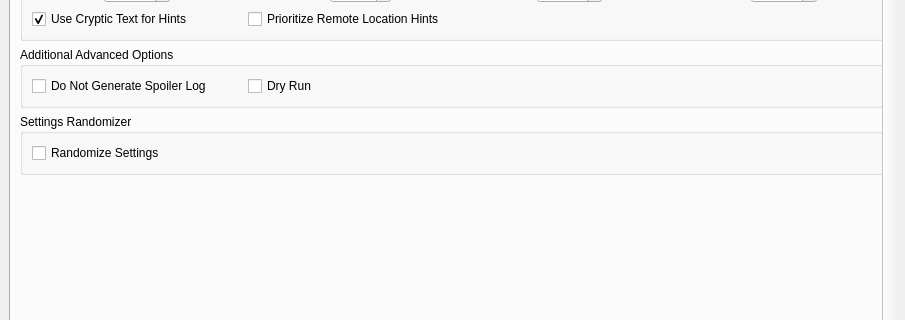
First picture: the form in wwr_ui/randomizer_window.ui, repository Aelire/wwrando, before the edit; both pictures show x 0 to 905 and y 258 to 578 of the 905 by 744 pixel window.
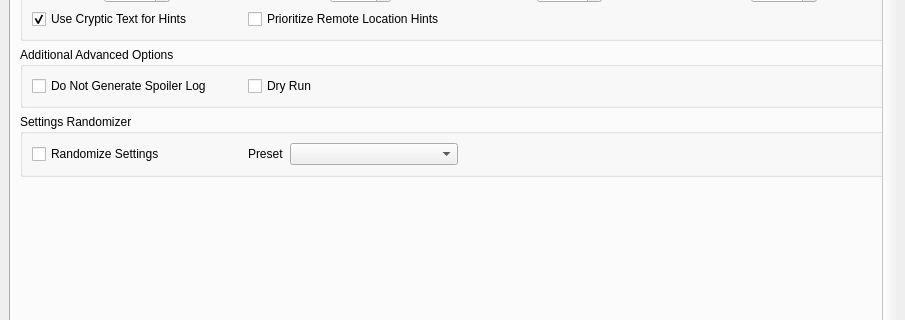
Second picture: the form after the edit. The open tabs and pages were chosen to show the change. Custom widgets are drawn as their Qt base class.

Commit message:
Introduce support for multiple presets of random settings
Prepare for splitting random settings into multiple difficulties.
Add UI for choosing a preset, and update randomizer to load from preset
given as option

Patch:
```diff
--- a/wwr_ui/randomizer_window.ui
+++ b/wwr_ui/randomizer_window.ui
@@ -1220,6 +1220,26 @@
                 </widget>
                </item>
                <item row="0" column="2">
+                <layout class="QHBoxLayout" name="hbox_random_settings_preset">
+                 <item>
+                  <widget class="QLabel" name="label_for_random_settings_preset">
+                   <property name="sizePolicy">
+                    <sizepolicy hsizetype="Maximum" vsizetype="Preferred">
+                     <horstretch>0</horstretch>
+                     <verstretch>0</verstretch>
+                    </sizepolicy>
+                   </property>
+                   <property name="text">
+                    <string>Preset</string>
+                   </property>
+                  </widget>
+                 </item>
+                 <item>
+                  <widget class="QComboBox" name="random_settings_preset" native="true"/>
+                 </item>
+                </layout>
+               </item>
+               <item row="0" column="3">
                 <widget class="QWidget" name="widget_rs_placeholder1" native="true"/>
                </item>
                <item row="0" column="4">
```
Left out of the diff: 4 changed lines with no effect on the pictures. The commit also changes 8 other files.
